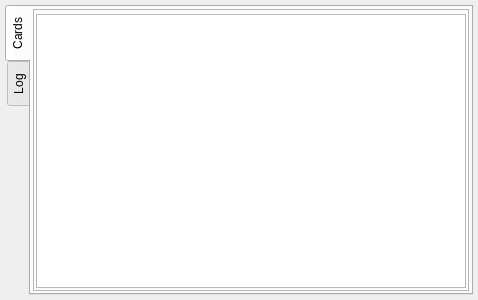
Quick-Event/quickbox, file quickevent/app/plugins/qml/CardReader/src/cardreaderwidget.ui: the form before one commit.
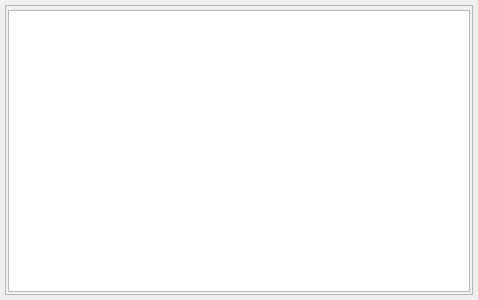
The form after the commit. Custom widgets are drawn as their Qt base class.

Patch:
```diff
--- a/quickevent/app/plugins/qml/CardReader/src/cardreaderwidget.ui
+++ b/quickevent/app/plugins/qml/CardReader/src/cardreaderwidget.ui
@@ -30,34 +30,6 @@
     <number>5</number>
    </property>
    <item>
-    <widget class="QTabWidget" name="tabWidget">
-     <property name="tabPosition">
-      <enum>QTabWidget::West</enum>
-     </property>
-     <property name="currentIndex">
-      <number>0</number>
-     </property>
-     <widget class="QWidget" name="tabCards">
-      <attribute name="title">
-       <string>Cards</string>
-      </attribute>
-      <layout class="QVBoxLayout" name="verticalLayout_3">
-       <property name="spacing">
-        <number>3</number>
-       </property>
-       <property name="leftMargin">
-        <number>2</number>
-       </property>
-       <property name="topMargin">
-        <number>2</number>
-       </property>
-       <property name="rightMargin">
-        <number>2</number>
-       </property>
-       <property name="bottomMargin">
-        <number>2</number>
-       </property>
-       <item>
         <widget class="QFrame" name="frame">
          <property name="frameShape">
           <enum>QFrame::StyledPanel</enum>
@@ -92,32 +64,6 @@
        </item>
       </layout>
      </widget>
-     <widget class="QWidget" name="tabLog">
-      <attribute name="title">
-       <string>Log</string>
-      </attribute>
-      <layout class="QVBoxLayout" name="verticalLayout_2">
-       <property name="leftMargin">
-        <number>3</number>
-       </property>
-       <property name="topMargin">
-        <number>3</number>
-       </property>
-       <property name="rightMargin">
-        <number>3</number>
-       </property>
-       <property name="bottomMargin">
-        <number>3</number>
-       </property>
-       <item>
-        <widget class="QTextBrowser" name="txtLog"/>
-       </item>
-      </layout>
-     </widget>
-    </widget>
-   </item>
-  </layout>
- </widget>
  <customwidgets>
   <customwidget>
    <class>qf::qmlwidgets::TableView</class>
```
Left out of the diff: 2 changed lines with no effect on the pictures. Lines whose indentation alone changed are shown as unchanged.
